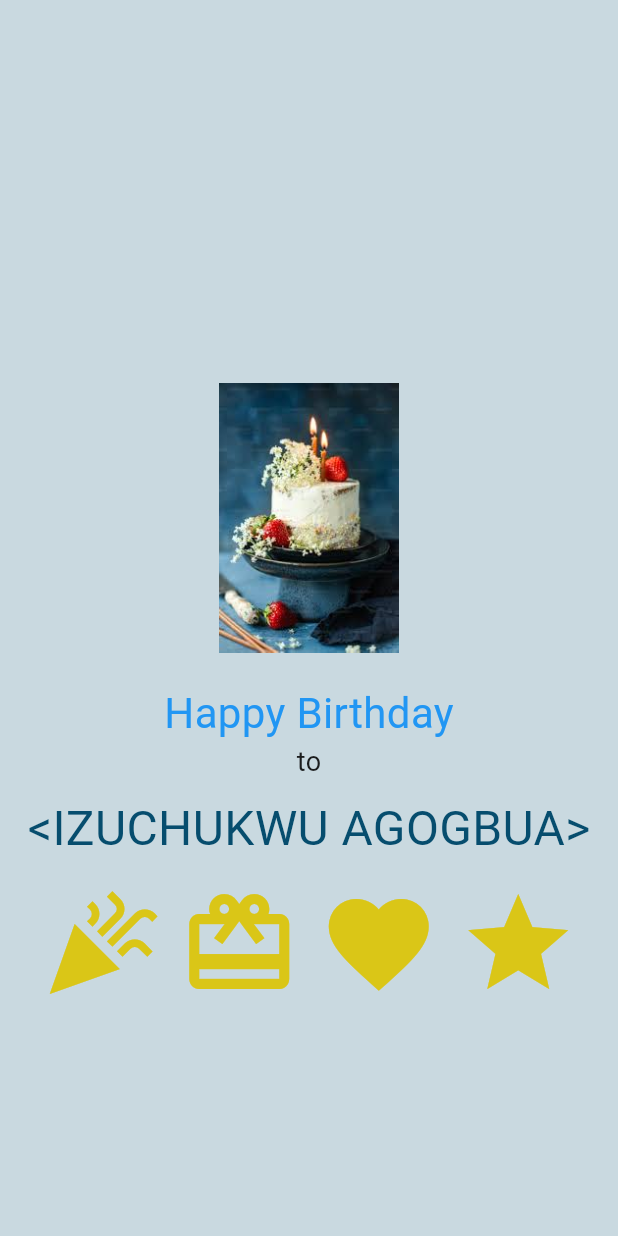
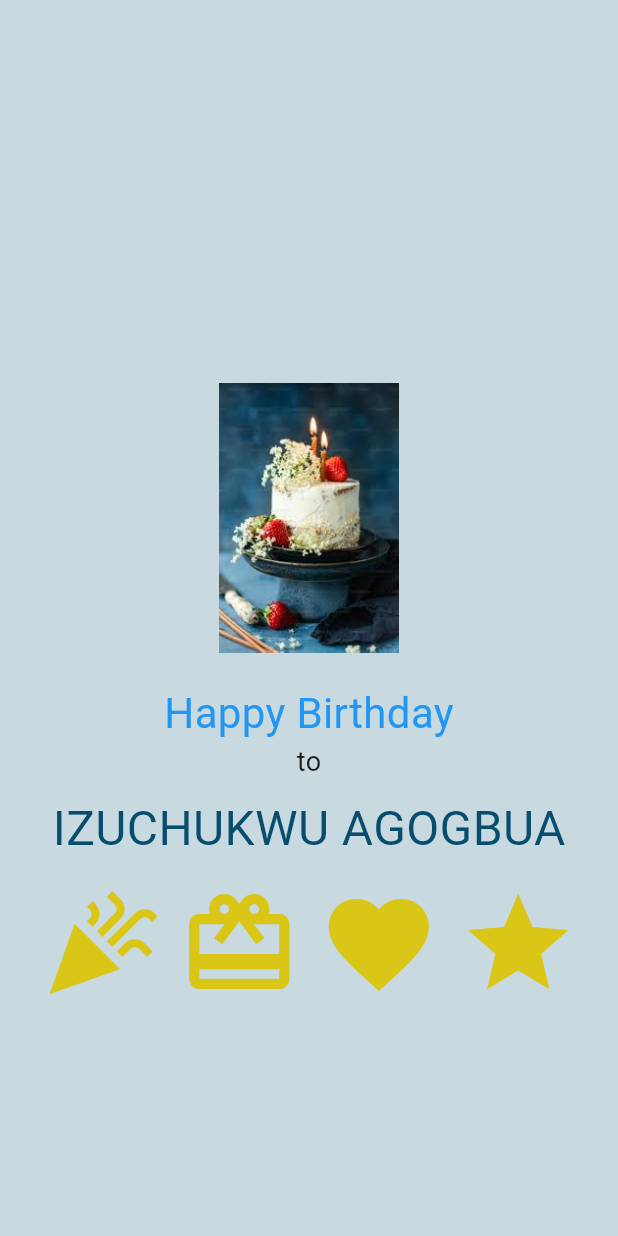
Before and after one commit to maryprecious/birthday_app, a Flutter app: the screen it shows after launch, on a phone screen of 412 x 824 dp. Run offline on Flutter 3.47's test engine with Material 3 defaults, Android fonts, the phone set to English and light mode, and no system bars.

Commit message:
made few changes

```diff
--- a/lib/main.dart
+++ b/lib/main.dart
@@ -12,7 +12,7 @@ class MyApp extends StatelessWidget {
   @override
   Widget build(BuildContext context) {
     return MaterialApp(
-      title: 'Flutter Demo',
+      title: 'Birthday App',
       theme: ThemeData(
 
         colorScheme: ColorScheme.fromSeed(seedColor: Colors.green),
--- a/lib/pages/home_page.dart
+++ b/lib/pages/home_page.dart
@@ -11,7 +11,7 @@ class _HomePageState extends State<HomePage> {
   @override
   Widget build(BuildContext context) {
     return Scaffold(
-      backgroundColor: const Color.fromARGB(255, 201, 217, 224),
+      backgroundColor:  Color.fromARGB(255, 201, 217, 224),
       body: Center(
         child: Column(
           mainAxisAlignment: MainAxisAlignment.center,
@@ -34,10 +34,10 @@ class _HomePageState extends State<HomePage> {
 
               SizedBox(height: 8),
               Text(
-              "<IZUCHUKWU AGOGBUA>",
+              "IZUCHUKWU AGOGBUA",
               style: TextStyle(
                 fontSize: 32,
-                color: const Color.fromARGB(255, 6, 77, 110)
+                color:  Color.fromARGB(255, 6, 77, 110)
               ),),
 
               SizedBox(height: 14),
@@ -46,19 +46,19 @@ class _HomePageState extends State<HomePage> {
                 children: [
                   Icon(Icons.celebration,
                   size: 80,
-                  color: const Color.fromARGB(255, 218, 198, 23),),
+                  color:  Color.fromARGB(255, 218, 198, 23),),
                   SizedBox(width: 13),
                   Icon(Icons.card_giftcard,
                   size: 80,
-                  color: const Color.fromARGB(255, 218, 198, 23),),
+                  color: Color.fromARGB(255, 218, 198, 23),),
                   SizedBox(width: 13),
                   Icon(Icons.favorite,
                   size: 80,
-                  color: const Color.fromARGB(255, 218, 198, 23),),
+                  color: Color.fromARGB(255, 218, 198, 23),),
                   SizedBox(width: 13),
                   Icon(Icons.star,
                   size: 80,
-                  color: const Color.fromARGB(255, 218, 198, 23),),
+                  color:  Color.fromARGB(255, 218, 198, 23),),
                 ],
               )
 
```
